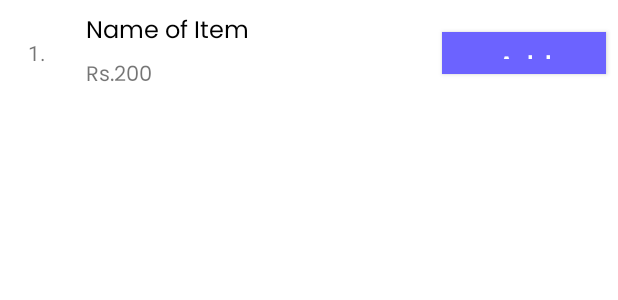
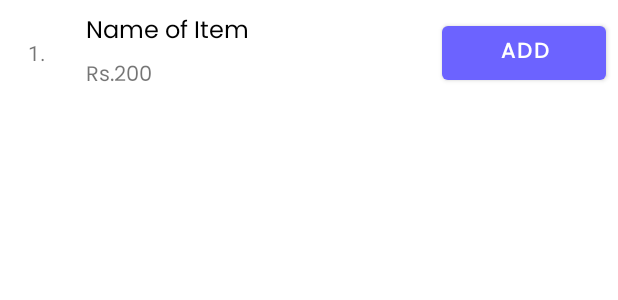
Before and after one commit to Nikhilsoni2001/soniMealsApp, an Android app: the layout menu_custom_row.xml on its own in the app's theme, with its tools: preview values and no code run, on a phone screen of 412 x 824 dp. Shown: the top 300 px of the screen. Run offline under Robolectric (Android 15) with nearby library versions, the phone set to English and light mode, and no system bars; network calls fail; Roboto replaces fonts that are not available here.

Commit message:
fix: UI Fixes.

```diff
--- a/app/src/main/java/com/nikhil/sonimeals/activity/CartActivity.kt
+++ b/app/src/main/java/com/nikhil/sonimeals/activity/CartActivity.kt
@@ -22,6 +22,7 @@ import com.android.volley.Request
 import com.android.volley.Response
 import com.android.volley.toolbox.JsonObjectRequest
 import com.android.volley.toolbox.Volley
+import com.google.android.material.button.MaterialButton
 import com.google.gson.Gson
 import com.nikhil.sonimeals.util.PLACE_ORDER
 import com.nikhil.sonimeals.R
@@ -171,7 +172,7 @@ class CartActivity : AppCompatActivity() {
                         dialog.setContentView(R.layout.order_placed_dialog)
                         dialog.show()
                         dialog.setCancelable(false)
-                        val btnOk = dialog.findViewById<Button>(R.id.btnOk)
+                        val btnOk = dialog.findViewById<MaterialButton>(R.id.btnOk)
                         btnOk.setOnClickListener {
                             dialog.dismiss()
                             startActivity(Intent(this@CartActivity, HomeActivity::class.java))
--- a/app/src/main/java/com/nikhil/sonimeals/adapter/MenuAdapter.kt
+++ b/app/src/main/java/com/nikhil/sonimeals/adapter/MenuAdapter.kt
@@ -7,6 +7,7 @@ import android.view.ViewGroup
 import android.widget.Button
 import android.widget.TextView
 import androidx.recyclerview.widget.RecyclerView
+import com.google.android.material.button.MaterialButton
 import com.nikhil.sonimeals.R
 import com.nikhil.sonimeals.model.FoodItem
 
@@ -25,8 +26,8 @@ class MenuAdapter(
         val foodItemName: TextView = view.findViewById(R.id.txtItemName)
         val foodItemCost: TextView = view.findViewById(R.id.txtCartPrice)
         val sno: TextView = view.findViewById(R.id.txtSNo)
-        val addToCart: Button = view.findViewById(R.id.btnAddToCart)
-        val removeFromCart: Button = view.findViewById(R.id.btnRemoveFromCart)
+        val addToCart: MaterialButton = view.findViewById(R.id.btnAddToCart)
+        val removeFromCart: MaterialButton = view.findViewById(R.id.btnRemoveFromCart)
     }
 
     override fun onCreateViewHolder(parent: ViewGroup, viewType: Int): MenuAdapter.ViewHolder {
--- a/app/src/main/res/layout/menu_custom_row.xml
+++ b/app/src/main/res/layout/menu_custom_row.xml
@@ -50,36 +50,29 @@
 
         </LinearLayout>
 
-        <Button
+        <com.google.android.material.button.MaterialButton
             android:id="@+id/btnAddToCart"
             android:layout_width="0dp"
-            android:layout_height="28dp"
+            android:layout_height="wrap_content"
             android:layout_gravity="center"
             android:layout_marginHorizontal="8dp"
             android:layout_weight="2.2"
-            android:background="@color/addFav"
             android:fontFamily="@font/poppins"
             android:text="@string/add"
-            android:textAllCaps="false"
-            android:textAppearance="?android:attr/textAppearanceMedium"
-            android:textColor="@android:color/white"
             android:textStyle="bold"
             android:visibility="visible" />
 
-        <Button
+        <com.google.android.material.button.MaterialButton
             android:id="@+id/btnRemoveFromCart"
+            style="@style/Widget.MaterialComponents.Button.TextButton"
             android:layout_width="0dp"
-            android:layout_height="28dp"
+            android:layout_height="wrap_content"
             android:layout_gravity="center"
-            android:layout_marginLeft="6dp"
+            android:layout_marginEnd="6dp"
             android:layout_marginRight="6dp"
             android:layout_weight="2.2"
-            android:background="@color/removeFav"
             android:fontFamily="@font/poppins"
-            android:text="Remove"
-            android:textAllCaps="false"
-            android:textAppearance="?android:attr/textAppearanceMedium"
-            android:textColor="@android:color/white"
+            android:text="@string/remove"
             android:visibility="gone" />
     </LinearLayout>
 </RelativeLayout>
--- a/app/src/main/res/values/strings.xml
+++ b/app/src/main/res/values/strings.xml
@@ -88,6 +88,8 @@
     <string name="login">Login</string>
     <string name="soni_meals">Soni Meals</string>
     <string name="desc">satisfy your cravings</string>
+    <string name="remove">Remove</string>
+    <string name="ok">Ok</string>
 
     <array name="filters">
         <item>Cost(Low to High)</item>
```
Also changed, not shown: app/src/main/res/layout-v21/order_placed_dialog.xml (+22 -10 lines), app/src/main/res/drawable-hdpi/success.png (added), app/src/main/res/drawable-ldpi/success.png (added), app/src/main/res/drawable-mdpi/success.png (added), app/src/main/res/drawable-xhdpi/success.png (added), app/src/main/res/drawable-xxhdpi/success.png (added), app/src/main/res/drawable-xxxhdpi/success.png (added), app/src/main/res/layout/activity_register.xml (line endings or trailing spaces).
